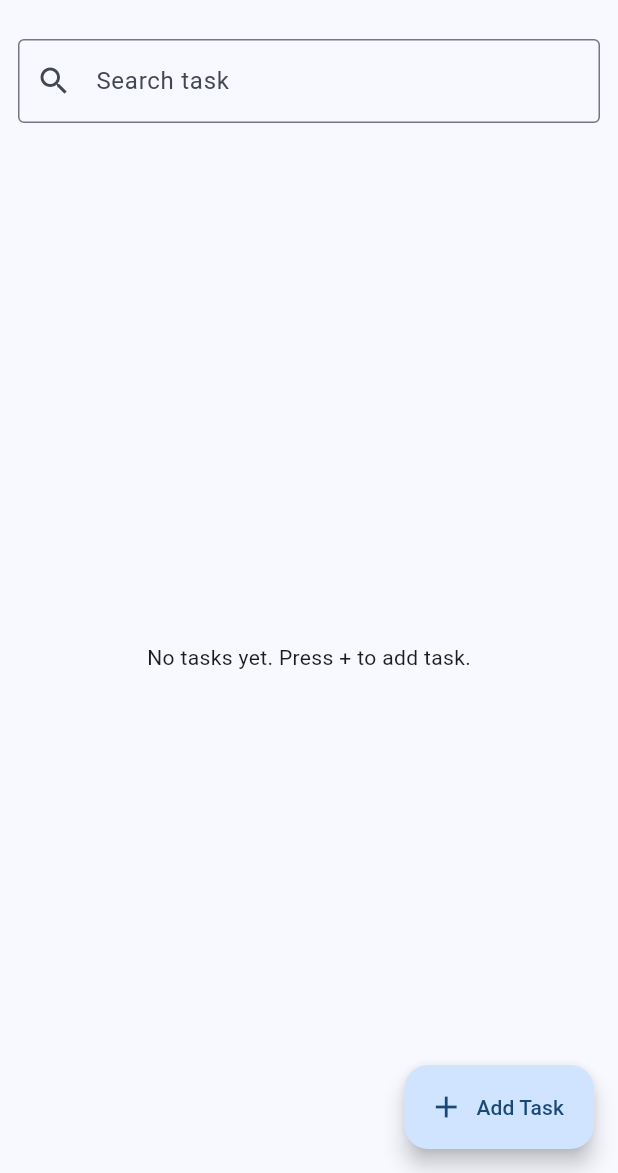
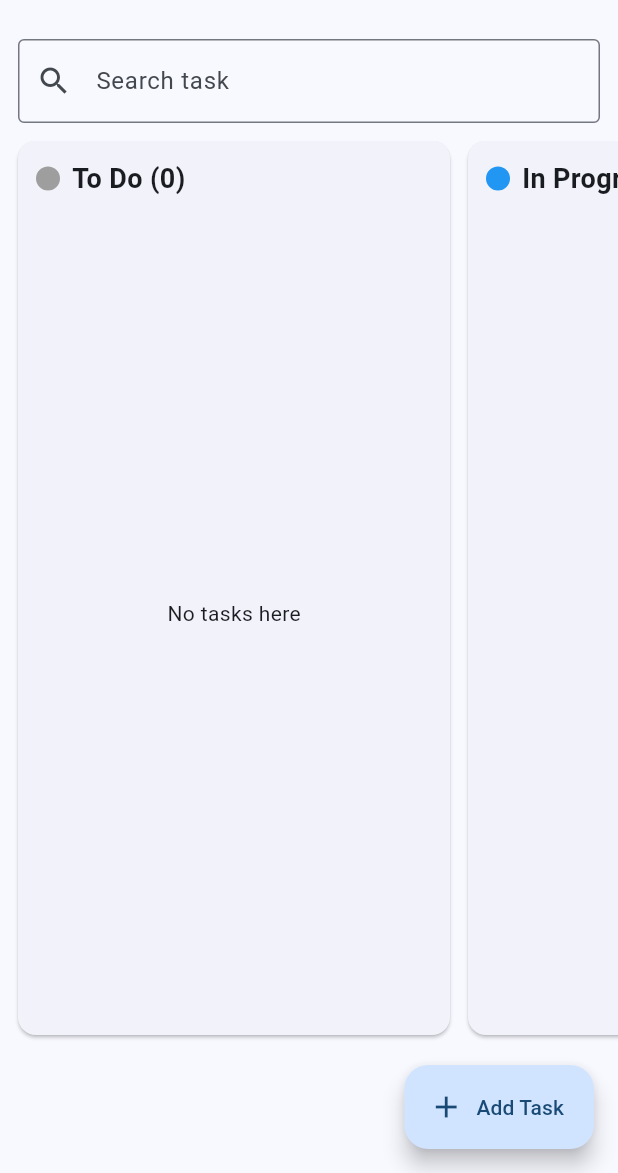
Before and after one commit to Hayyan47/Smart-Task-manager, a Flutter app: the HomeScreen screen opened directly with empty values, on a phone screen of 412 x 824 dp, the part 63-1236 px from its top. Run offline on Flutter 3.47's test engine with Material 3 defaults, Android fonts, the phone set to English and light mode, and no system bars; our stand-ins replace cloud_firestore, firebase_auth, firebase_core; accounts and stored records are empty.

Commit message:
Show task board columns left to right

```diff
--- a/lib/home_screen.dart
+++ b/lib/home_screen.dart
@@ -147,19 +147,19 @@ class _HomeScreenState extends State<HomeScreen> {
                 List<QueryDocumentSnapshot<Map<String, dynamic>>> allTasks =
                     filterTasks(snapshot.data!.docs);
 
-                if (allTasks.isEmpty) {
-                  return const Center(
-                      child: Text('No tasks yet. Press + to add task.'));
-                }
-
                 // This makes a simple Jira/Kanban board.
-                // Every status gets its own list.
-                return ListView(
-                  padding: const EdgeInsets.only(bottom: 80),
+                // The columns go from left to right like Jira:
+                // To Do -> In Progress -> In Review -> Done.
+                return SingleChildScrollView(
+                  scrollDirection: Axis.horizontal,
+                  padding: const EdgeInsets.fromLTRB(12, 0, 12, 80),
+                  child: Row(
+                    crossAxisAlignment: CrossAxisAlignment.start,
                     children: [
                       for (String status in taskStatuses)
-                      buildStatusList(status, allTasks),
+                        buildStatusColumn(status, allTasks),
                     ],
+                  ),
                 );
               },
             ),
@@ -174,7 +174,7 @@ class _HomeScreenState extends State<HomeScreen> {
     );
   }
 
-  Widget buildStatusList(String status,
+  Widget buildStatusColumn(String status,
       List<QueryDocumentSnapshot<Map<String, dynamic>>> allTasks) {
     List<QueryDocumentSnapshot<Map<String, dynamic>>> statusTasks = [];
 
@@ -184,8 +184,10 @@ class _HomeScreenState extends State<HomeScreen> {
       }
     }
 
-    return Card(
-      margin: const EdgeInsets.all(12),
+    return SizedBox(
+      width: 300,
+      child: Card(
+        margin: const EdgeInsets.only(right: 12, bottom: 12),
         child: Padding(
           padding: const EdgeInsets.all(12),
           child: Column(
@@ -198,22 +200,27 @@ class _HomeScreenState extends State<HomeScreen> {
                     backgroundColor: statusColor(status),
                   ),
                   const SizedBox(width: 8),
-                Text(
+                  Expanded(
+                    child: Text(
                       '$status (${statusTasks.length})',
                       style: const TextStyle(
                           fontSize: 18, fontWeight: FontWeight.bold),
                     ),
+                  ),
                 ],
               ),
               const SizedBox(height: 8),
-            if (statusTasks.isEmpty)
-              const Padding(
-                padding: EdgeInsets.all(12),
-                child: Text('No tasks here'),
-              )
-            else
+              Expanded(
+                child: statusTasks.isEmpty
+                    ? const Center(child: Text('No tasks here'))
+                    : ListView(
+                        children: [
                           for (var task in statusTasks) buildTaskCard(task),
                         ],
+                      ),
+              ),
+            ],
+          ),
         ),
       ),
     );
```
Also changed, not shown: 2 other files. Lines whose indentation alone changed are shown as unchanged.
